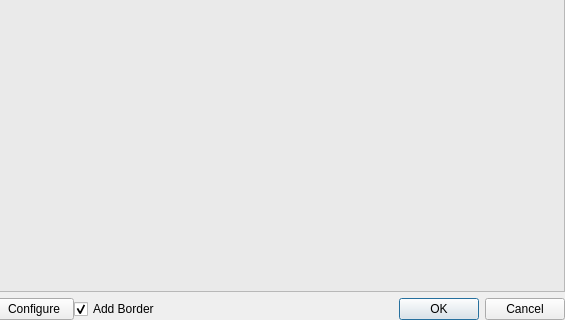
First picture: the form in src/photogrid_dialog.ui, repository ksharindam/photoquick, before the edit; both pictures show x 92 to 657 and y 149 to 469 of the 657 by 469 pixel window.
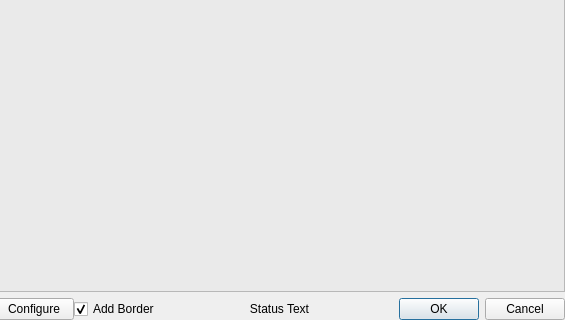
Second picture: the form after the edit. Icons and pictures are not drawn.

Commit message: some desirable changes to photogrid and collage  - center align of photos in cells  - click and drag to fill multiple cells at once  - error checks in loaded settings  - collage : place images where image is dropped

```diff
--- a/src/photogrid_dialog.ui
+++ b/src/photogrid_dialog.ui
@@ -11,7 +11,7 @@
    </rect>
   </property>
   <property name="windowTitle">
-   <string>Create Photo Grid</string>
+   <string>Photo Grid for Printing</string>
   </property>
   <layout class="QGridLayout" name="gridLayout">
    <property name="horizontalSpacing">
@@ -65,8 +65,14 @@
      </property>
     </widget>
    </item>
-   <item row="2" column="3">
+   <item row="2" column="4">
     <widget class="QDialogButtonBox" name="buttonBox">
+     <property name="sizePolicy">
+      <sizepolicy hsizetype="Fixed" vsizetype="Fixed">
+       <horstretch>0</horstretch>
+       <verstretch>0</verstretch>
+      </sizepolicy>
+     </property>
      <property name="orientation">
       <enum>Qt::Horizontal</enum>
      </property>
@@ -92,7 +98,7 @@
      </property>
     </widget>
    </item>
-   <item row="0" column="1" colspan="3">
+   <item row="0" column="1" colspan="4">
     <widget class="QScrollArea" name="scrollArea">
      <property name="widgetResizable">
       <bool>true</bool>
@@ -122,6 +128,22 @@
      </property>
     </widget>
    </item>
+   <item row="2" column="3">
+    <widget class="QLabel" name="statusbar">
+     <property name="sizePolicy">
+      <sizepolicy hsizetype="Expanding" vsizetype="Preferred">
+       <horstretch>0</horstretch>
+       <verstretch>0</verstretch>
+      </sizepolicy>
+     </property>
+     <property name="text">
+      <string>Status Text</string>
+     </property>
+     <property name="alignment">
+      <set>Qt::AlignCenter</set>
+     </property>
+    </widget>
+   </item>
   </layout>
  </widget>
  <resources>
```
The commit also changes 3 other files.
